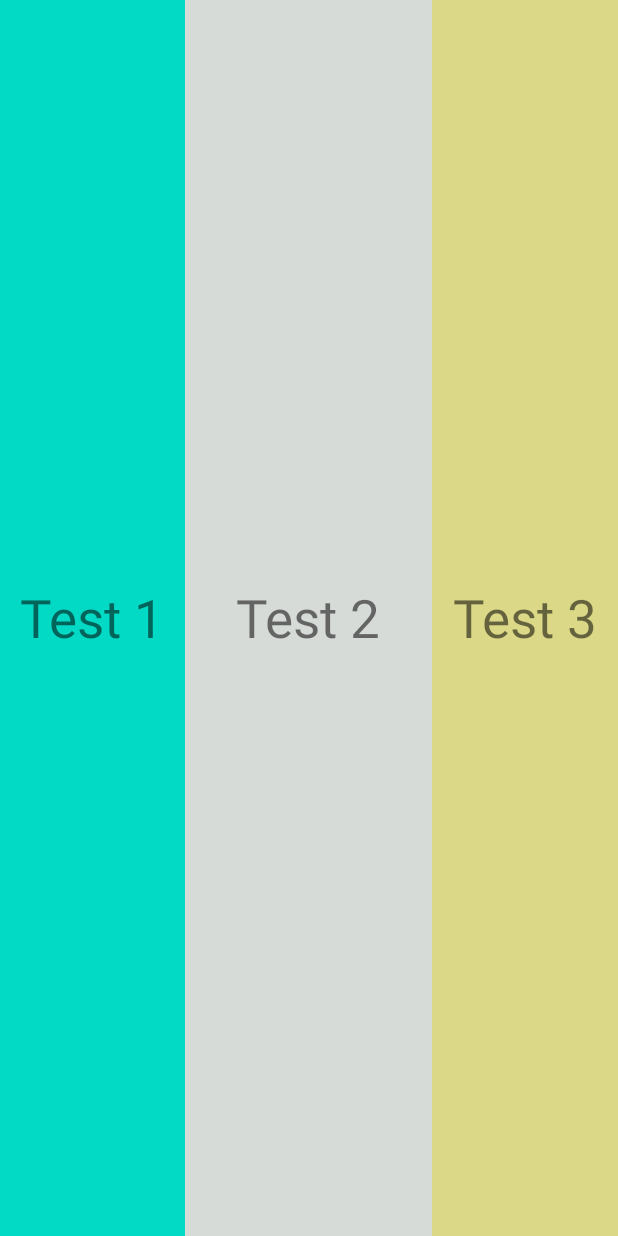
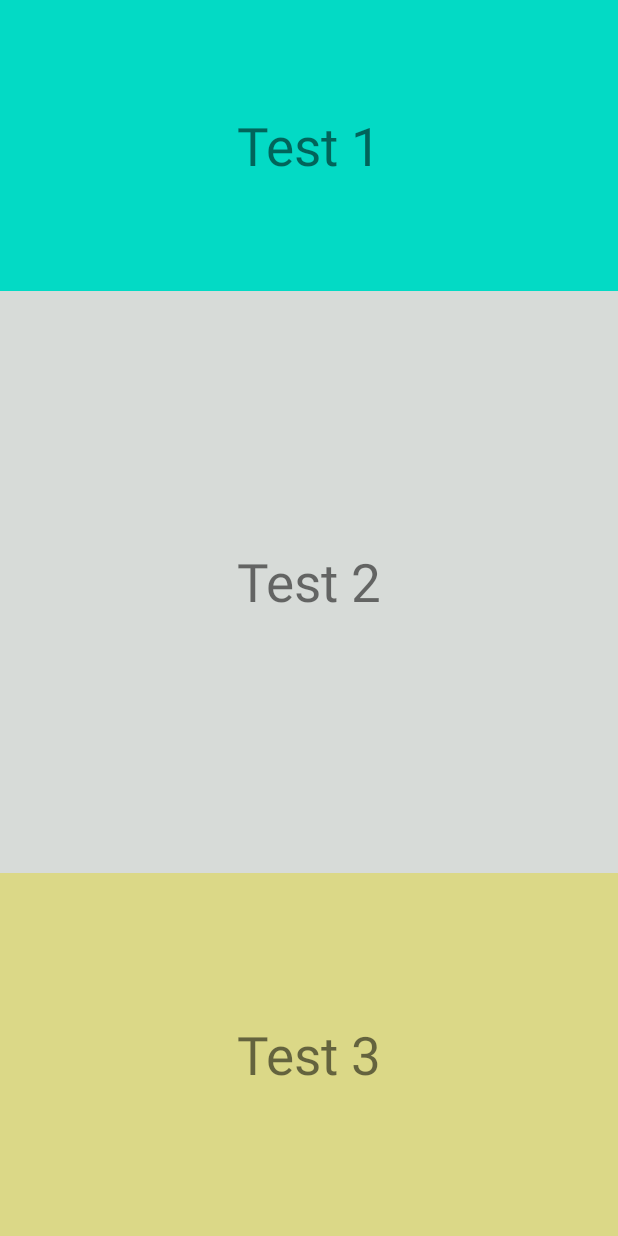
Before and after one commit to yubinkarki/Mobile_Programming, an Android app: the layout columns.xml on its own in the app's theme, with its tools: preview values and no code run, on a phone screen of 412 x 824 dp. Run offline under Robolectric (Android 15) with nearby library versions, the phone set to English and light mode, and no system bars.

Commit message:
Made all columns vertical

```diff
--- a/app/src/main/res/layout/columns.xml
+++ b/app/src/main/res/layout/columns.xml
@@ -2,30 +2,30 @@
 <LinearLayout xmlns:android="http://schemas.android.com/apk/res/android"
     android:layout_width="match_parent"
     android:layout_height="match_parent"
-    android:weightSum="10">
+    android:orientation="vertical">
 
     <TextView
-        android:layout_width="0dp"
-        android:layout_height="match_parent"
-        android:layout_weight="3"
+        android:layout_width="match_parent"
+        android:layout_height="0dp"
+        android:layout_weight="1"
         android:background="@color/teal_200"
         android:gravity="center"
         android:text="Test 1"
         android:textSize="35sp" />
 
     <TextView
-        android:layout_width="0dp"
-        android:layout_height="match_parent"
-        android:layout_weight="4"
+        android:layout_width="match_parent"
+        android:layout_height="0dp"
+        android:layout_weight="2"
         android:background="@color/gray"
         android:gravity="center"
         android:text="Test 2"
         android:textSize="35sp" />
 
     <TextView
-        android:layout_width="0dp"
-        android:layout_height="match_parent"
-        android:layout_weight="3"
+        android:layout_width="match_parent"
+        android:layout_height="wrap_content"
+        android:layout_weight="1"
         android:background="@color/almost_yellow"
         android:gravity="center"
         android:text="Test 3"
```
